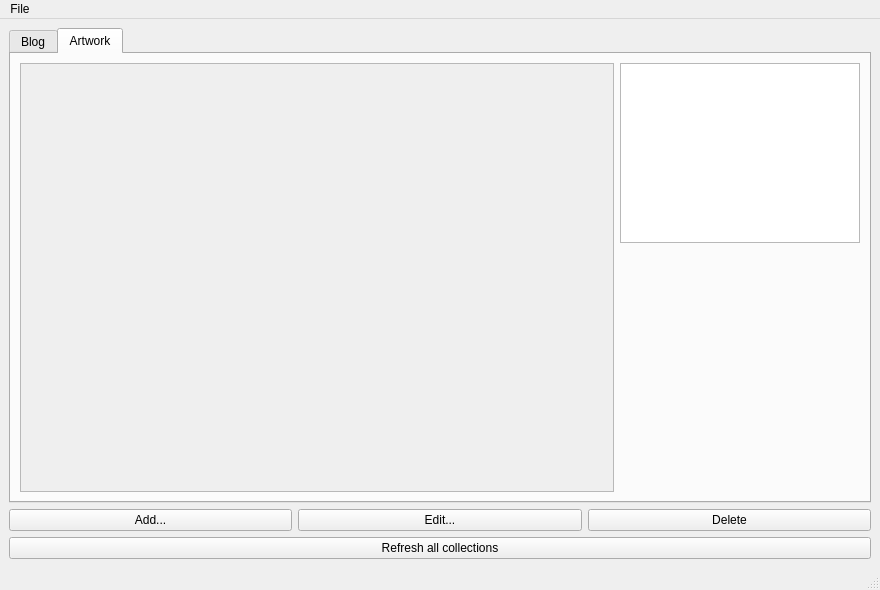
Driftini/fumoedit-qt, file forms/WndMain.ui: the form before one commit.
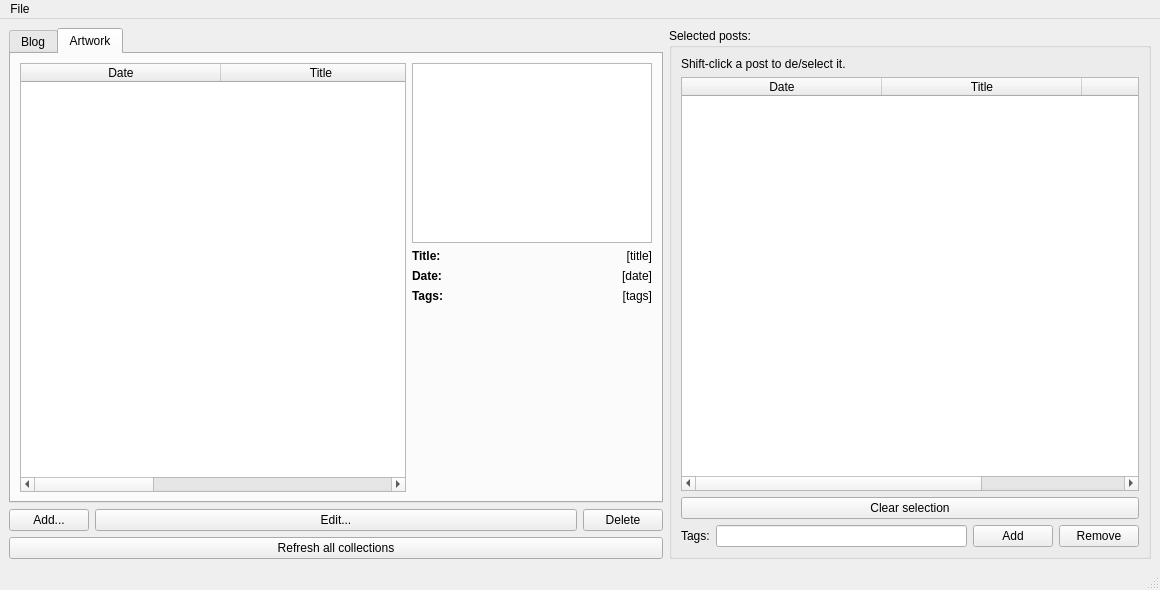
The form after the commit. The open tabs and pages were chosen to show the change. Custom widgets are drawn as their Qt base class.

Commit message: Implemented post selection in collection view

What changed in the file:
```diff
--- a/forms/WndMain.ui
+++ b/forms/WndMain.ui
@@ -6,7 +6,7 @@
    <rect>
     <x>0</x>
     <y>0</y>
-    <width>880</width>
+    <width>1160</width>
     <height>590</height>
    </rect>
   </property>
@@ -14,7 +14,119 @@
    <string>Collections - FumoEdit-QT</string>
   </property>
   <widget class="QWidget" name="centralwidget">
-   <layout class="QGridLayout" name="gridLayout">
+   <layout class="QGridLayout" name="gridLayout" columnstretch="0,1,0,1">
+    <item row="1" column="0">
+     <widget class="QPushButton" name="PbArtAdd">
+      <property name="text">
+       <string>Add...</string>
+      </property>
+     </widget>
+    </item>
+    <item row="2" column="0" colspan="3">
+     <widget class="QPushButton" name="PbRefresh">
+      <property name="text">
+       <string>Refresh all collections</string>
+      </property>
+     </widget>
+    </item>
+    <item row="1" column="2">
+     <widget class="QPushButton" name="PbArtDelete">
+      <property name="text">
+       <string>Delete</string>
+      </property>
+     </widget>
+    </item>
+    <item row="1" column="1">
+     <widget class="QPushButton" name="PbArtEdit">
+      <property name="text">
+       <string>Edit...</string>
+      </property>
+     </widget>
+    </item>
+    <item row="0" column="3" rowspan="3">
+     <widget class="QGroupBox" name="GbSelection">
+      <property name="title">
+       <string>Selected posts:</string>
+      </property>
+      <layout class="QGridLayout" name="gridLayout_5">
+       <item row="3" column="3">
+        <widget class="QPushButton" name="PbTagsRemove">
+         <property name="text">
+          <string>Remove</string>
+         </property>
+        </widget>
+       </item>
+       <item row="3" column="0">
+        <widget class="QLabel" name="LblTags">
+         <property name="text">
+          <string>Tags:</string>
+         </property>
+        </widget>
+       </item>
+       <item row="1" column="0" colspan="4">
+        <widget class="QTableWidget" name="TwSelection">
+         <property name="editTriggers">
+          <set>QAbstractItemView::NoEditTriggers</set>
+         </property>
+         <property name="selectionMode">
+          <enum>QAbstractItemView::SingleSelection</enum>
+         </property>
+         <property name="selectionBehavior">
+          <enum>QAbstractItemView::SelectRows</enum>
+         </property>
+         <attribute name="horizontalHeaderDefaultSectionSize">
+          <number>200</number>
+         </attribute>
+         <attribute name="horizontalHeaderStretchLastSection">
+          <bool>true</bool>
+         </attribute>
+         <attribute name="verticalHeaderVisible">
+          <bool>false</bool>
+         </attribute>
+         <column>
+          <property name="text">
+           <string>Date</string>
+          </property>
+         </column>
+         <column>
+          <property name="text">
+           <string>Title</string>
+          </property>
+         </column>
+         <column>
+          <property name="text">
+           <string>Tags</string>
+          </property>
+         </column>
+        </widget>
+       </item>
+       <item row="3" column="1">
+        <widget class="QLineEdit" name="LeTags"/>
+       </item>
+       <item row="2" column="0" colspan="4">
+        <widget class="QPushButton" name="PbSelectionClear">
+         <property name="text">
+          <string>Clear selection</string>
+         </property>
+        </widget>
+       </item>
+       <item row="3" column="2">
+        <widget class="QPushButton" name="PbTagsAdd">
+         <property name="text">
+          <string>Add</string>
+         </property>
+        </widget>
+       </item>
+       <item row="0" column="0" colspan="4">
+        <widget class="QLabel" name="label">
+         <property name="text">
+          <string>Shift-click a post to de/select it.</string>
+         </property>
+        </widget>
+       </item>
+      </layout>
+     </widget>
+    </item>
     <item row="0" column="0" colspan="3">
      <widget class="QTabWidget" name="TwCollections">
       <property name="currentIndex">
@@ -135,60 +247,129 @@
           </property>
          </widget>
         </item>
+        <item row="1" column="1">
+         <layout class="QFormLayout" name="FlArtInfo">
+          <item row="0" column="0">
+           <widget class="QLabel" name="LblArtInfoLabelTitle">
+            <property name="font">
+             <font>
+              <weight>75</weight>
+              <bold>true</bold>
+             </font>
+            </property>
+            <property name="text">
+             <string>Title:</string>
+            </property>
+           </widget>
+          </item>
+          <item row="0" column="1">
+           <widget class="QLabel" name="LblArtInfoTitle">
+            <property name="text">
+             <string>[title]</string>
+            </property>
+            <property name="alignment">
+             <set>Qt::AlignRight|Qt::AlignTrailing|Qt::AlignVCenter</set>
+            </property>
+            <property name="wordWrap">
+             <bool>true</bool>
+            </property>
+           </widget>
+          </item>
+          <item row="1" column="0">
+           <widget class="QLabel" name="LblArtInfoLabelDate">
+            <property name="font">
+             <font>
+              <weight>75</weight>
+              <bold>true</bold>
+             </font>
+            </property>
+            <property name="text">
+             <string>Date:</string>
+            </property>
+           </widget>
+          </item>
+          <item row="1" column="1">
+           <widget class="QLabel" name="LblArtInfoDate">
+            <property name="text">
+             <string>[date]</string>
+            </property>
+            <property name="alignment">
+             <set>Qt::AlignRight|Qt::AlignTrailing|Qt::AlignVCenter</set>
+            </property>
+            <property name="wordWrap">
+             <bool>true</bool>
+            </property>
+           </widget>
+          </item>
+          <item row="2" column="0">
+           <widget class="QLabel" name="LblArtInfoLabelTags">
+            <property name="font">
+             <font>
+              <weight>75</weight>
+              <bold>true</bold>
+             </font>
+            </property>
+            <property name="text">
+             <string>Tags:</string>
+            </property>
+           </widget>
+          </item>
+          <item row="2" column="1">
+           <widget class="QLabel" name="LblArtInfoTags">
+            <property name="text">
+             <string>[tags]</string>
+            </property>
+            <property name="alignment">
+             <set>Qt::AlignRight|Qt::AlignTrailing|Qt::AlignVCenter</set>
+            </property>
+            <property name="wordWrap">
+             <bool>true</bool>
+            </property>
+           </widget>
+          </item>
+         </layout>
+        </item>
         <item row="0" column="0" rowspan="2">
-         <widget class="QScrollArea" name="SaArtPosts">
-          <property name="widgetResizable">
+         <widget class="QTableWidget" name="TwArtPosts">
+          <property name="editTriggers">
+           <set>QAbstractItemView::NoEditTriggers</set>
+          </property>
+          <property name="selectionMode">
+           <enum>QAbstractItemView::SingleSelection</enum>
+          </property>
+          <property name="selectionBehavior">
+           <enum>QAbstractItemView::SelectRows</enum>
+          </property>
+          <attribute name="horizontalHeaderDefaultSectionSize">
+           <number>200</number>
+          </attribute>
+          <attribute name="horizontalHeaderStretchLastSection">
            <bool>true</bool>
-          </property>
-          <widget class="QWidget" name="scrollAreaWidgetContents_2">
-           <property name="geometry">
-            <rect>
-             <x>0</x>
-             <y>0</y>
-             <width>546</width>
-             <height>327</height>
-            </rect>
+          </attribute>
+          <attribute name="verticalHeaderVisible">
+           <bool>false</bool>
+          </attribute>
+          <column>
+           <property name="text">
+            <string>Date</string>
            </property>
-           <layout class="QGridLayout" name="gridLayout_4">
-            <item row="0" column="0">
-             <layout class="QGridLayout" name="GlArtPosts"/>
-            </item>
-           </layout>
-          </widget>
+          </column>
+          <column>
+           <property name="text">
+            <string>Title</string>
+           </property>
+          </column>
+          <column>
+           <property name="text">
+            <string>Tags</string>
+           </property>
+          </column>
          </widget>
         </item>
        </layout>
       </widget>
      </widget>
     </item>
-    <item row="1" column="1">
-     <widget class="QPushButton" name="PbArtEdit">
-      <property name="text">
-       <string>Edit...</string>
-      </property>
-     </widget>
-    </item>
-    <item row="1" column="0">
-     <widget class="QPushButton" name="PbArtAdd">
-      <property name="text">
-       <string>Add...</string>
-      </property>
-     </widget>
-    </item>
-    <item row="1" column="2">
-     <widget class="QPushButton" name="PbArtDelete">
-      <property name="text">
-       <string>Delete</string>
-      </property>
-     </widget>
-    </item>
-    <item row="2" column="0" colspan="3">
-     <widget class="QPushButton" name="PbRefresh">
-      <property name="text">
-       <string>Refresh all collections</string>
-      </property>
-     </widget>
-    </item>
    </layout>
   </widget>
   <widget class="QMenuBar" name="menubar">
@@ -196,7 +377,7 @@
     <rect>
      <x>0</x>
      <y>0</y>
-     <width>880</width>
+     <width>1160</width>
      <height>31</height>
     </rect>
    </property>
```
Left out of the diff: 153 changed lines with no effect on the pictures. The commit also changes 2 other files.
